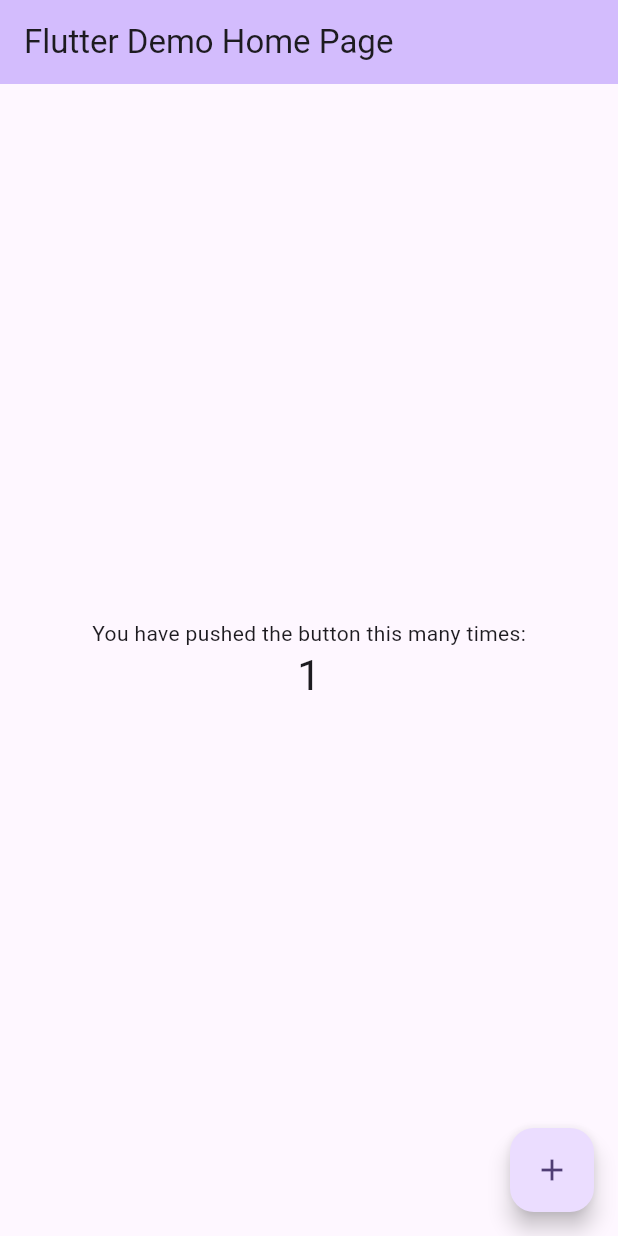
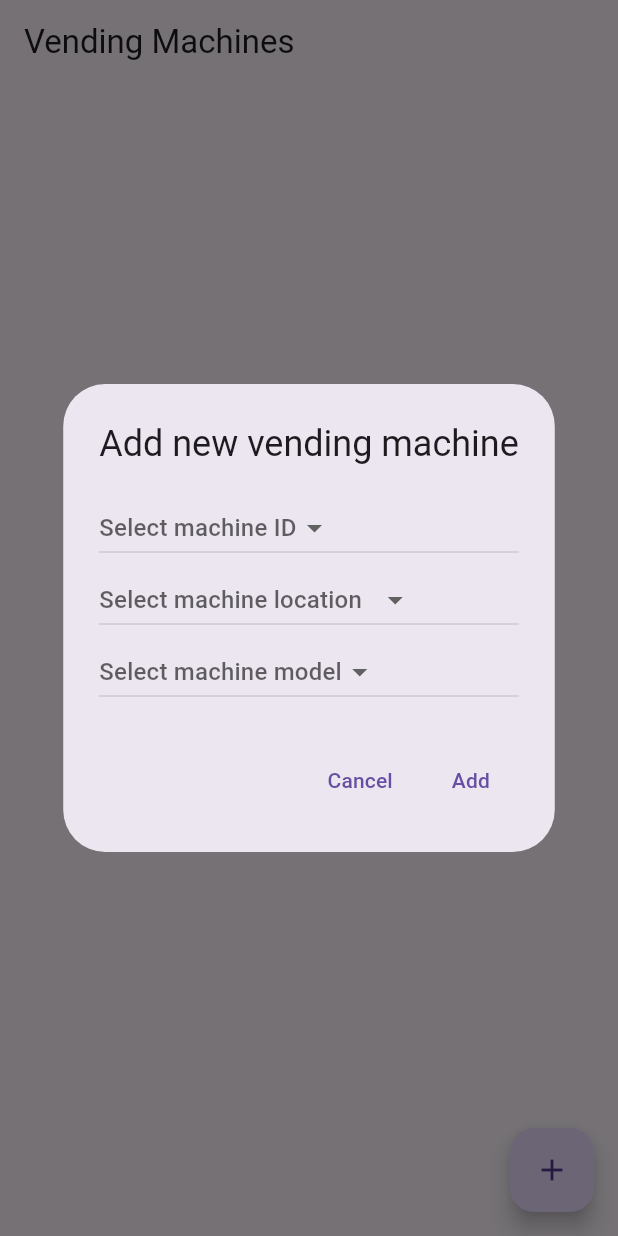
Before and after one commit to nelsonchung/nelson_firebase, a Flutter app: the screen it shows after launch, after a tap on the "add" icon, on a phone screen of 412 x 824 dp. Run offline on Flutter 3.47's test engine with Material 3 defaults, Android fonts, the phone set to English and light mode, and no system bars; our stand-ins replace cloud_firestore, firebase_core; accounts and stored records are empty.

Commit message:
1. 可以新增資料到cloud firestore的資料庫 2. 可以顯示cloud firestore的現有資料有哪些

```diff
--- a/lib/main.dart
+++ b/lib/main.dart
@@ -1,125 +1,177 @@
 import 'package:flutter/material.dart';
+import 'package:firebase_core/firebase_core.dart';
+import 'package:cloud_firestore/cloud_firestore.dart';
 
-void main() {
-  runApp(const MyApp());
+void main() async {
+  WidgetsFlutterBinding.ensureInitialized();
+  await Firebase.initializeApp();
+  runApp(MyApp());
 }
 
 class MyApp extends StatelessWidget {
-  const MyApp({super.key});
-
-  // This widget is the root of your application.
   @override
   Widget build(BuildContext context) {
     return MaterialApp(
-      title: 'Flutter Demo',
-      theme: ThemeData(
-        // This is the theme of your application.
-        //
-        // TRY THIS: Try running your application with "flutter run". You'll see
-        // the application has a blue toolbar. Then, without quitting the app,
-        // try changing the seedColor in the colorScheme below to Colors.green
-        // and then invoke "hot reload" (save your changes or press the "hot
-        // reload" button in a Flutter-supported IDE, or press "r" if you used
-        // the command line to start the app).
-        //
-        // Notice that the counter didn't reset back to zero; the application
-        // state is not lost during the reload. To reset the state, use hot
-        // restart instead.
-        //
-        // This works for code too, not just values: Most code changes can be
-        // tested with just a hot reload.
-        colorScheme: ColorScheme.fromSeed(seedColor: Colors.deepPurple),
-        useMaterial3: true,
-      ),
-      home: const MyHomePage(title: 'Flutter Demo Home Page'),
+      title: 'Vending Machine Inventory',
+      home: VendingMachineList(),
     );
   }
 }
 
-class MyHomePage extends StatefulWidget {
-  const MyHomePage({super.key, required this.title});
-
-  // This widget is the home page of your application. It is stateful, meaning
-  // that it has a State object (defined below) that contains fields that affect
-  // how it looks.
-
-  // This class is the configuration for the state. It holds the values (in this
-  // case the title) provided by the parent (in this case the App widget) and
-  // used by the build method of the State. Fields in a Widget subclass are
-  // always marked "final".
-
-  final String title;
-
+class VendingMachineList extends StatefulWidget {
   @override
-  State<MyHomePage> createState() => _MyHomePageState();
+  _VendingMachineListState createState() => _VendingMachineListState();
 }
 
-class _MyHomePageState extends State<MyHomePage> {
-  int _counter = 0;
+class _VendingMachineListState extends State<VendingMachineList> {
+  String? selectedId, selectedLocation, selectedModel;
+  final List<String> availableIds = ["TW-000001", "TW-000002", "TW-000003", "TW-000004", "TW-000005", "TW-000006", "TW-000007", "TW-000008", "TW-000009", "TW-000010",
+                                "TW-000011", "TW-000012", "TW-000013", "TW-000014", "TW-000015", "TW-000016", "TW-000017", "TW-000018", "TW-000019", "TW-000020"]; // 替換成您的 ID 列表
+  final List<String> locationList = ["新光三越百貨-台北信義", "新光三越百貨-台中中港", "新光三越百貨-高雄", "太平洋崇光百貨-台北", "太平洋崇光百貨-台中", "太平洋崇光百貨-高雄",
+                                      "遠東百貨-板橋", "遠東百貨-竹北", "Big City遠東巨城購物中心"
+                                      ]; // 替換成您的地點列表
+  final List<String> modelList = ["type-36", "type-40", "type-42"];
 
-  void _incrementCounter() {
-    setState(() {
-      // This call to setState tells the Flutter framework that something has
-      // changed in this State, which causes it to rerun the build method below
-      // so that the display can reflect the updated values. If we changed
-      // _counter without calling setState(), then the build method would not be
-      // called again, and so nothing would appear to happen.
-      _counter++;
-    });
-  }
+  //List<String> availableIds; // 可用 ID 列表
+
+  //_VendingMachineListState() : availableIds = [...]; // 初始化可用 ID 列表
 
   @override
   Widget build(BuildContext context) {
-    // This method is rerun every time setState is called, for instance as done
-    // by the _incrementCounter method above.
-    //
-    // The Flutter framework has been optimized to make rerunning build methods
-    // fast, so that you can just rebuild anything that needs updating rather
-    // than having to individually change instances of widgets.
     return Scaffold(
       appBar: AppBar(
-        // TRY THIS: Try changing the color here to a specific color (to
-        // Colors.amber, perhaps?) and trigger a hot reload to see the AppBar
-        // change color while the other colors stay the same.
-        backgroundColor: Theme.of(context).colorScheme.inversePrimary,
-        // Here we take the value from the MyHomePage object that was created by
-        // the App.build method, and use it to set our appbar title.
-        title: Text(widget.title),
+        title: Text('Vending Machines'),
       ),
-      body: Center(
-        // Center is a layout widget. It takes a single child and positions it
-        // in the middle of the parent.
-        child: Column(
-          // Column is also a layout widget. It takes a list of children and
-          // arranges them vertically. By default, it sizes itself to fit its
-          // children horizontally, and tries to be as tall as its parent.
-          //
-          // Column has various properties to control how it sizes itself and
-          // how it positions its children. Here we use mainAxisAlignment to
-          // center the children vertically; the main axis here is the vertical
-          // axis because Columns are vertical (the cross axis would be
-          // horizontal).
-          //
-          // TRY THIS: Invoke "debug painting" (choose the "Toggle Debug Paint"
-          // action in the IDE, or press "p" in the console), to see the
-          // wireframe for each widget.
-          mainAxisAlignment: MainAxisAlignment.center,
-          children: <Widget>[
-            const Text(
-              'You have pushed the button this many times:',
-            ),
-            Text(
-              '$_counter',
-              style: Theme.of(context).textTheme.headlineMedium,
-            ),
-          ],
-        ),
+      body: StreamBuilder(
+        stream: FirebaseFirestore.instance.collection('vending_machine').snapshots(),
+        builder: (context, AsyncSnapshot<QuerySnapshot> snapshot) {
+          if (snapshot.hasError) {
+            return Text('Error: ${snapshot.error}');
+          }
+          if (snapshot.connectionState == ConnectionState.waiting) {
+            return CircularProgressIndicator();
+          }
+          final data = snapshot.data;
+          if (data == null) {
+            return Text('No data found');
+          }
+          return ListView(
+            children: data.docs.map((DocumentSnapshot document) {
+              Map<String, dynamic> vendingMachine = document.data() as Map<String, dynamic>;
+              return ListTile(
+                title: Text(vendingMachine['model']),
+                subtitle: Text('ID: ${vendingMachine['id']} - Location: ${vendingMachine['location']}'),
+              );
+            }).toList(),
+          );
+        },
       ),
       floatingActionButton: FloatingActionButton(
-        onPressed: _incrementCounter,
-        tooltip: 'Increment',
-        child: const Icon(Icons.add),
-      ), // This trailing comma makes auto-formatting nicer for build methods.
+        onPressed: () => _addVendingMachineDialog(context),
+        tooltip: 'Add Vending Machine',
+        child: Icon(Icons.add),
+      ),
     );
   }
+
+// 這個函數可以放在 _VendingMachineListState 類別中
+Future<void> _addVendingMachineDialog(BuildContext context) async {
+  return showDialog<void>(
+    context: context,
+    barrierDismissible: false, // user must tap button for close dialog
+    builder: (BuildContext context) {
+      return AlertDialog(
+        title: Text('Add new vending machine'),
+        content: SingleChildScrollView(
+          child: ListBody(
+            children: <Widget>[
+              DropdownButton<String>(
+                value: selectedId,
+                hint: Text("Select machine ID"),
+                onChanged: (String? newValue) {
+                  setState(() {
+                    selectedId = newValue!;
+                  });
+                },
+                items: availableIds.map<DropdownMenuItem<String>>((String value) {
+                  return DropdownMenuItem<String>(
+                    value: value,
+                    child: Text(value),
+                  );
+                }).toList(),
+              ),
+              DropdownButton<String>(
+                value: selectedLocation,
+                hint: Text("Select machine location"),
+                onChanged: (String? newValue) {
+                  setState(() {
+                    selectedLocation = newValue!;
+                  });
+                },
+                items: locationList.map<DropdownMenuItem<String>>((String value) {
+                  return DropdownMenuItem<String>(
+                    value: value,
+                    child: Text(value),
+                  );
+                }).toList(),
+              ),
+              DropdownButton<String>(
+                value: selectedModel,
+                hint: Text("Select machine model"),
+                onChanged: (String? newValue) {
+                  setState(() {
+                    selectedModel = newValue!;
+                  });
+                },
+                items: modelList.map<DropdownMenuItem<String>>((String value) {
+                  return DropdownMenuItem<String>(
+                    value: value,
+                    child: Text(value),
+                  );
+                }).toList(),
+              ),
+            ],
+          ),
+        ),
+        actions: <Widget>[
+          TextButton(
+            child: Text('Cancel'),
+            onPressed: () {
+              Navigator.of(context).pop();
+            },
+          ),
+          TextButton(
+            child: Text('Add'),
+            onPressed: () {
+              if (selectedId != null && selectedLocation != null && selectedModel != null) {
+                FirebaseFirestore.instance
+                    .collection('vending_machine')
+                    .doc(selectedId) // 使用 selectedId 作為文檔 ID
+                    .set({
+                      'id': selectedId,
+                      'location': selectedLocation,
+                      'model': selectedModel,
+                    })
+                    .then((value) {
+                      setState(() {
+                        // 新增成功後，從可用 ID 列表中移除
+                        availableIds.remove(selectedId);
+                        selectedId = null; // 重置選擇的 ID
+                        selectedLocation = null; // 重置選擇的地點
+                        selectedModel = null; // 重置選擇的型號
+                      });
+                      print("Vending Machine Added");
+                    })
+                    .catchError((error) => print("Failed to add vending machine: $error"));
+                Navigator.of(context).pop();
+              }
+            },
+          ),
+        ],
+      );
+    },
+  );
 }
+
+
+}
```
Also changed, not shown: 2 other files.
